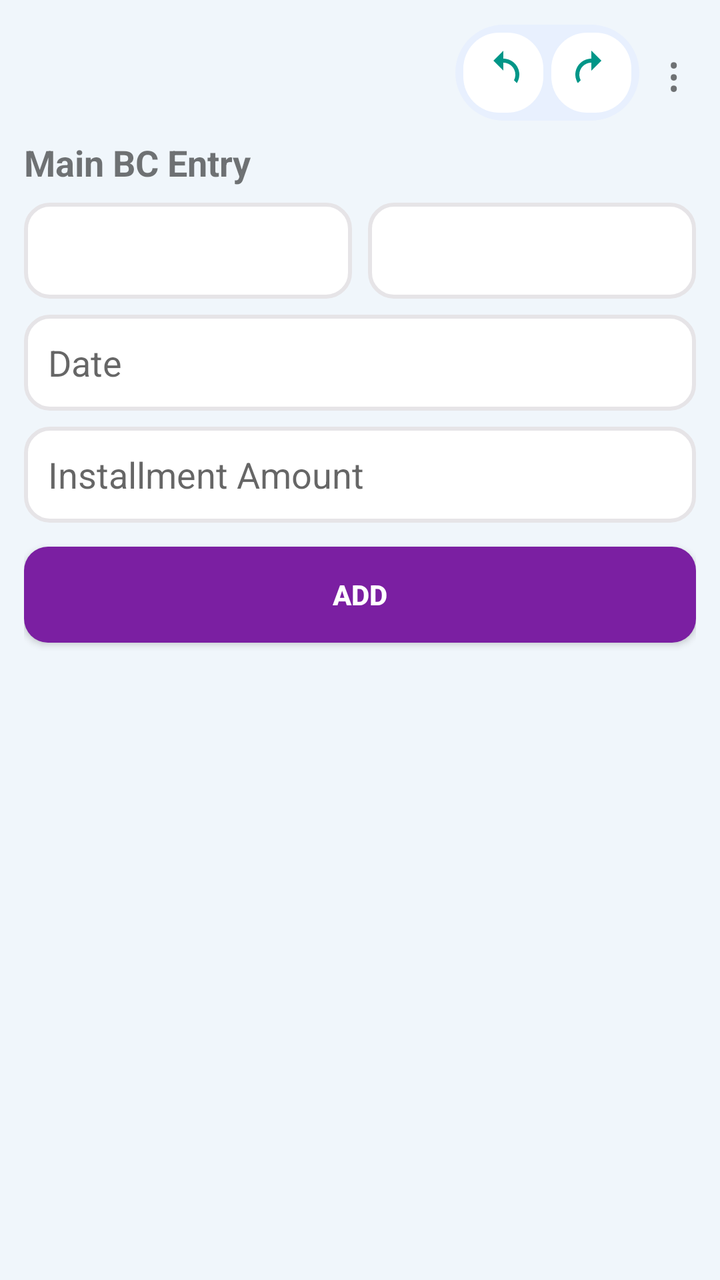
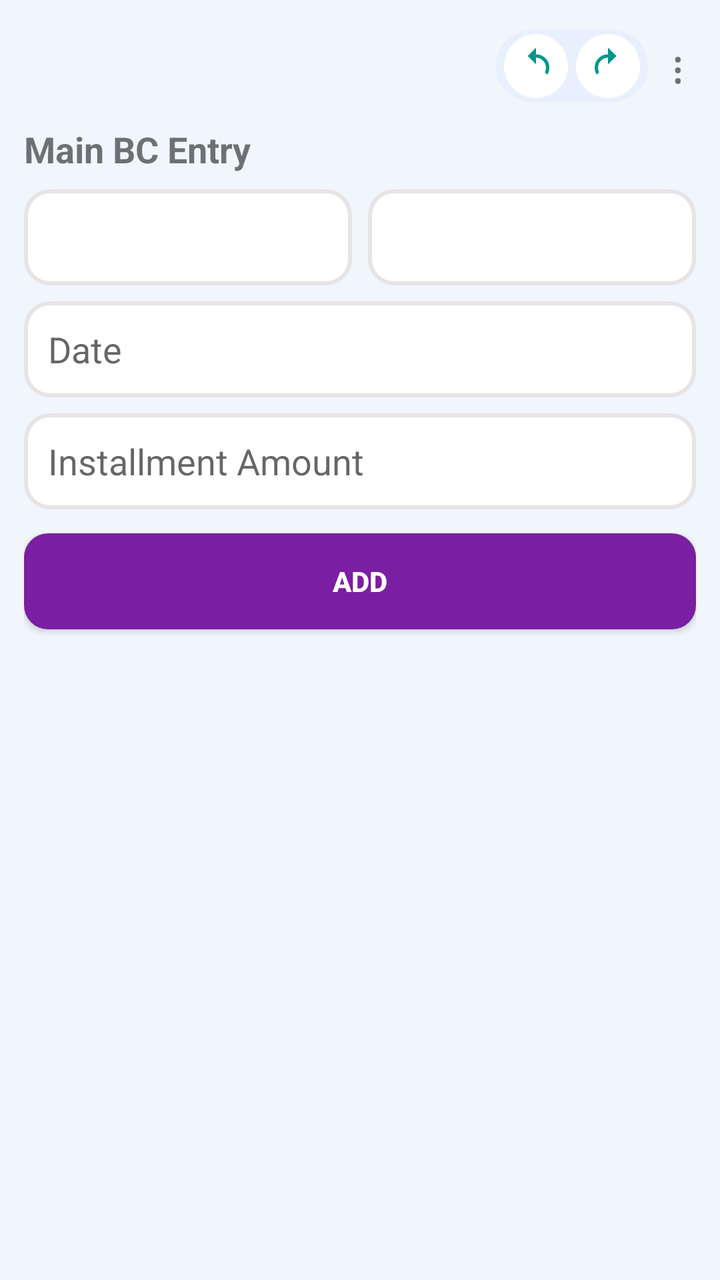

Screens rendered from an Android XML layout before and after an edit, with the pre-edit source and the edit as a unified diff.
<!-- AndroidManifest.xml: application theme Theme.AppCompat.Light.NoActionBar -->
<!-- res/layout/activity_main.xml -->
<?xml version="1.0" encoding="utf-8"?>
<ScrollView xmlns:android="http://schemas.android.com/apk/res/android"
    android:layout_width="match_parent"
    android:layout_height="match_parent"
    android:background="#f0f6fb"
    android:fillViewport="true">

    <LinearLayout
        android:id="@+id/rootLayout"
        android:orientation="vertical"
        android:padding="12dp"
        android:layout_width="match_parent"
        android:layout_height="match_parent">

        
        <LinearLayout
            android:layout_width="match_parent"
            android:layout_height="wrap_content"
            android:gravity="center_vertical"
            android:orientation="horizontal">

            
            <Space
                android:layout_width="0dp"
                android:layout_height="wrap_content"
                android:layout_weight="1" />

            
            <LinearLayout
                android:layout_width="wrap_content"
                android:layout_height="wrap_content"
                android:orientation="horizontal"
                android:background="@drawable/bg_big_curve"
                android:padding="4dp"
                android:layout_marginEnd="6dp">

                
                <ImageButton
                    android:id="@+id/btnUndo"
                    android:layout_width="40dp"
                    android:layout_height="40dp"
                    android:background="@drawable/bg_small_curve"
                    android:src="@drawable/ic_undo"
                    android:scaleType="centerInside"
                    android:contentDescription="Undo" />

                <Space
                    android:layout_width="4dp"
                    android:layout_height="wrap_content" />

                
                <ImageButton
                    android:id="@+id/btnRedo"
                    android:layout_width="40dp"
                    android:layout_height="40dp"
                    android:background="@drawable/bg_small_curve"
                    android:src="@drawable/ic_redo"
                    android:scaleType="centerInside"
                    android:contentDescription="Redo" />
            </LinearLayout>

            
            <TextView
                android:id="@+id/menuButton"
                android:text="⋮"
                android:textSize="24sp"
                android:padding="8dp"
                android:clickable="true"
                android:focusable="true"
                android:layout_width="wrap_content"
                android:layout_height="wrap_content" />
        </LinearLayout>

        
        <TextView
            android:id="@+id/titleMain"
            android:text="Main BC Entry"
            android:textSize="18sp"
            android:textStyle="bold"
            android:layout_marginTop="8dp"
            android:layout_marginBottom="8dp"
            android:layout_width="wrap_content"
            android:layout_height="wrap_content" />

        
        <LinearLayout
            android:orientation="horizontal"
            android:layout_width="match_parent"
            android:layout_height="wrap_content"
            android:layout_marginBottom="8dp">

            <Spinner
                android:id="@+id/spinnerBc"
                android:layout_width="0dp"
                android:layout_height="48dp"
                android:layout_weight="1"
                android:background="@drawable/bg_input_curved"
                android:paddingHorizontal="12dp" />

            <Space
                android:layout_width="8dp"
                android:layout_height="wrap_content" />

            <Spinner
                android:id="@+id/spinnerMember"
                android:layout_width="0dp"
                android:layout_height="48dp"
                android:layout_weight="1"
                android:background="@drawable/bg_input_curved"
                android:paddingHorizontal="12dp" />
        </LinearLayout>

        
        <EditText
            android:id="@+id/editPayDate"
            android:hint="Date"
            android:focusable="false"
            android:inputType="none"
            android:layout_width="match_parent"
            android:layout_height="48dp"
            android:background="@drawable/bg_input_curved"
            android:paddingHorizontal="12dp"
            android:layout_marginBottom="8dp" />

        
        <EditText
            android:id="@+id/editPayAmount"
            android:hint="Installment Amount"
            android:inputType="number"
            android:layout_width="match_parent"
            android:layout_height="48dp"
            android:background="@drawable/bg_input_curved"
            android:paddingHorizontal="12dp"
            android:layout_marginBottom="12dp" />

        
        <Button
            android:id="@+id/buttonAdd"
            android:text="ADD"
            android:textColor="@android:color/white"
            android:textStyle="bold"
            android:layout_width="match_parent"
            android:layout_height="48dp"
            android:background="@drawable/btn_add_ripple"
            android:elevation="4dp"
            android:layout_marginBottom="12dp" />

        
        <HorizontalScrollView
            android:layout_width="match_parent"
            android:layout_height="wrap_content"
            android:scrollbars="horizontal">

            <LinearLayout
                android:id="@+id/tableContainer"
                android:orientation="vertical"
                android:layout_width="wrap_content"
                android:layout_height="wrap_content" />
        </HorizontalScrollView>

    </LinearLayout>
</ScrollView>
<!-- resources referenced by this layout -->
<resources>
  <!-- drawable bg_big_curve (drawable) -->
  <shape xmlns:android="http://schemas.android.com/apk/res/android">
      <solid android:color="#E8F0FE"/>
      <corners android:radius="24dp"/>
  </shape>
  <!-- drawable bg_input_curved (drawable) -->
  <shape xmlns:android="http://schemas.android.com/apk/res/android"
      android:shape="rectangle">
  
      <solid android:color="@android:color/white"/>
      <stroke
          android:width="2dp"
          android:color="#e6e4e7"/>
      <corners android:radius="12dp"/>
  </shape>
  <!-- drawable bg_small_curve (drawable) -->
  <selector xmlns:android="http://schemas.android.com/apk/res/android">
      <item android:state_pressed="true">
          <shape>
              <solid android:color="#D2E3FC"/>
              <corners android:radius="18dp"/>
          </shape>
      </item>
      <item>
          <shape>
              <solid android:color="@android:color/white"/>
              <corners android:radius="18dp"/>
          </shape>
      </item>
  </selector>
  <!-- drawable btn_add_ripple (drawable) -->
  <ripple xmlns:android="http://schemas.android.com/apk/res/android"
      android:color="#40FFFFFF">
  
      <item>
          <shape android:shape="rectangle">
              <solid android:color="#7B1FA2"/>
              <corners android:radius="12dp"/>
          </shape>
      </item>
  
  </ripple>
  <!-- drawable ic_redo (drawable) -->
  <vector xmlns:android="http://schemas.android.com/apk/res/android"
      android:width="24dp"
      android:height="24dp"
      android:viewportWidth="24"
      android:viewportHeight="24"
      android:tint="#009688">
  
      <path
          android:fillColor="@android:color/white"
          android:pathData="M12,5V1l5,5-5,5V7c-3.31,0-6,2.69-6,6 0,1.01 0.25,1.97 0.7,2.8L5.24,17.26C4.46,15.9 4,14.51 4,13c0-4.42 3.58-8 8-8z"/>
  
  </vector>
  <!-- drawable ic_undo (drawable) -->
  <vector xmlns:android="http://schemas.android.com/apk/res/android"
      android:width="24dp"
      android:height="24dp"
      android:viewportWidth="24"
      android:viewportHeight="24"
      android:tint="#009688">
  
      <path
          android:fillColor="@android:color/white"
          android:pathData="M12,5V1L7,6l5,5V7c3.31,0 6,2.69 6,6 0,1.01 -0.25,1.97 -0.7,2.8l1.46,1.46C19.54,15.9 20,14.51 20,13c0,-4.42 -3.58,-8 -8,-8z"/>
  
  </vector>
</resources>

<!-- the commit's change to res/layout/activity_main.xml (unified diff, before → after) -->
@@ -28,43 +28,44 @@
             
             <LinearLayout
                 android:layout_width="wrap_content"
-                android:layout_height="wrap_content"
+                android:layout_height="36dp"
                 android:orientation="horizontal"
+                android:gravity="center"
                 android:background="@drawable/bg_big_curve"
-                android:padding="4dp"
+                android:paddingStart="4dp"
+                android:paddingEnd="4dp"
                 android:layout_marginEnd="6dp">
 
                 
                 <ImageButton
                     android:id="@+id/btnUndo"
-                    android:layout_width="40dp"
-                    android:layout_height="40dp"
+                    android:layout_width="32dp"
+                    android:layout_height="32dp"
                     android:background="@drawable/bg_small_curve"
                     android:src="@drawable/ic_undo"
                     android:scaleType="centerInside"
-                    android:contentDescription="Undo" />
-
-                <Space
-                    android:layout_width="4dp"
-                    android:layout_height="wrap_content" />
+                    android:contentDescription="Undo"
+                    android:padding="6dp" />
 
                 
                 <ImageButton
                     android:id="@+id/btnRedo"
-                    android:layout_width="40dp"
-                    android:layout_height="40dp"
+                    android:layout_width="32dp"
+                    android:layout_height="32dp"
+                    android:layout_marginStart="4dp"
                     android:background="@drawable/bg_small_curve"
                     android:src="@drawable/ic_redo"
                     android:scaleType="centerInside"
-                    android:contentDescription="Redo" />
+                    android:contentDescription="Redo"
+                    android:padding="6dp" />
             </LinearLayout>
 
             
             <TextView
                 android:id="@+id/menuButton"
                 android:text="⋮"
-                android:textSize="24sp"
-                android:padding="8dp"
+                android:textSize="22sp"
+                android:padding="6dp"
                 android:clickable="true"
                 android:focusable="true"
                 android:layout_width="wrap_content"
